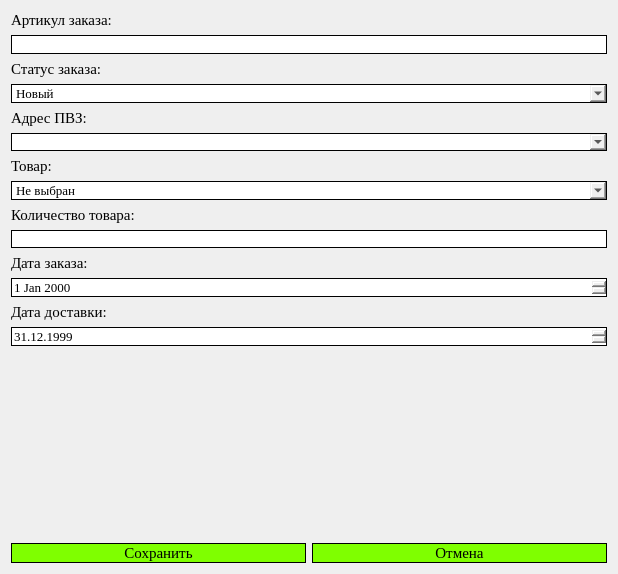
The window that presentation/Edit_order_UI/order_edit_window.ui (Herehs/DemoExam) describes before a commit, drawn with Qt 5.
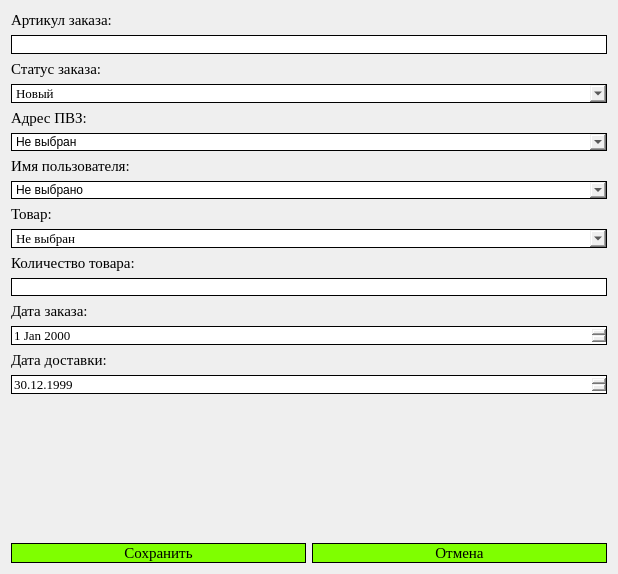
The same window after the commit.

```diff
--- a/presentation/Edit_order_UI/order_edit_window.ui
+++ b/presentation/Edit_order_UI/order_edit_window.ui
@@ -18,47 +18,82 @@
     <layout class="QVBoxLayout" name="verticalLayout">
      <item>
       <layout class="QGridLayout" name="gridLayout">
-       <item row="10" column="0">
-        <widget class="QLabel" name="label_4">
+       <item row="13" column="0">
+        <widget class="QDateEdit" name="date_order">
          <property name="font">
           <font>
            <family>Times New Roman</family>
-           <pointsize>11</pointsize>
+           <pointsize>10</pointsize>
           </font>
          </property>
-         <property name="text">
-          <string>Дата заказа:</string>
+         <property name="styleSheet">
+          <string notr="true">#date_order {
+    border: 1px solid black;
+}
+
+#date_order:focus {
+    border-color: #00FA9A;
+}</string>
          </property>
         </widget>
        </item>
-       <item row="0" column="0">
-        <widget class="QLabel" name="label">
+       <item row="1" column="0">
+        <widget class="QLineEdit" name="articul_input">
          <property name="font">
           <font>
            <family>Times New Roman</family>
+           <pointsize>10</pointsize>
+          </font>
+         </property>
+         <property name="styleSheet">
+          <string notr="true">#articul_input {
+    border: 1px solid black;
+}
+
+#articul_input:focus {
+    border-color: #00FA9A;
+}</string>
+         </property>
+        </widget>
+       </item>
+       <item row="8" column="0">
+        <widget class="QLabel" name="product_name">
+         <property name="font">
+          <font>
+           <family>Times New Roman</family>
            <pointsize>11</pointsize>
-           <bold>false</bold>
           </font>
          </property>
          <property name="text">
-          <string>Артикул заказа:</string>
+          <string>Товар:</string>
          </property>
         </widget>
        </item>
        <item row="9" column="0">
-        <widget class="QLineEdit" name="count_input">
+        <widget class="QComboBox" name="product_input">
+         <property name="font">
+          <font>
+           <family>Times New Roman</family>
+           <pointsize>10</pointsize>
+          </font>
+         </property>
          <property name="styleSheet">
-          <string notr="true">#count_input {
+          <string notr="true">#product_input {
     border: 1px solid black;
 }
 
-#count_input:focus {
+#product_input:hover {
     border-color: #00FA9A;
 }</string>
          </property>
+         <item>
+          <property name="text">
+           <string>Не выбран</string>
+          </property>
+         </item>
         </widget>
        </item>
-       <item row="12" column="0">
+       <item row="14" column="0">
         <widget class="QLabel" name="label_5">
          <property name="font">
           <font>
@@ -71,8 +106,8 @@
          </property>
         </widget>
        </item>
-       <item row="4" column="0">
-        <widget class="QLabel" name="label_3">
+       <item row="10" column="0">
+        <widget class="QLabel" name="count_order">
          <property name="font">
           <font>
            <family>Times New Roman</family>
@@ -80,66 +115,11 @@
           </font>
          </property>
          <property name="text">
-          <string>Адрес ПВЗ:</string>
+          <string>Количество товара:</string>
          </property>
         </widget>
        </item>
-       <item row="3" column="0">
-        <widget class="QComboBox" name="status_input">
-         <property name="font">
-          <font>
-           <family>Times New Roman</family>
-           <pointsize>10</pointsize>
-          </font>
-         </property>
-         <property name="styleSheet">
-          <string notr="true">#status_input {
-    border: 1px solid black;
-}
-
-#status_input:hover {
-    border-color: #00FA9A;
-}</string>
-         </property>
-         <item>
-          <property name="text">
-           <string>Новый</string>
-          </property>
-         </item>
-         <item>
-          <property name="text">
-           <string>Завершен</string>
-          </property>
-         </item>
-        </widget>
-       </item>
-       <item row="2" column="0">
-        <widget class="QLabel" name="label_2">
-         <property name="font">
-          <font>
-           <family>Times New Roman</family>
-           <pointsize>11</pointsize>
-          </font>
-         </property>
-         <property name="text">
-          <string>Статус заказа:</string>
-         </property>
-        </widget>
-       </item>
-       <item row="6" column="0">
-        <widget class="QLabel" name="product_name">
-         <property name="font">
-          <font>
-           <family>Times New Roman</family>
-           <pointsize>11</pointsize>
-          </font>
-         </property>
-         <property name="text">
-          <string>Товар:</string>
-         </property>
-        </widget>
-       </item>
-       <item row="13" column="0">
+       <item row="15" column="0">
         <widget class="QDateEdit" name="delivery_date">
          <property name="font">
           <font>
@@ -163,7 +143,7 @@
            <second>0</second>
            <year>1999</year>
            <month>12</month>
-           <day>31</day>
+           <day>30</day>
           </datetime>
          </property>
          <property name="displayFormat">
@@ -174,16 +154,17 @@
          </property>
         </widget>
        </item>
-       <item row="8" column="0">
-        <widget class="QLabel" name="count_order">
+       <item row="0" column="0">
+        <widget class="QLabel" name="label">
          <property name="font">
           <font>
            <family>Times New Roman</family>
            <pointsize>11</pointsize>
+           <bold>false</bold>
           </font>
          </property>
          <property name="text">
-          <string>Количество товара:</string>
+          <string>Артикул заказа:</string>
          </property>
         </widget>
        </item>
@@ -198,48 +179,75 @@
     border-color: #00FA9A;
 }</string>
          </property>
-        </widget>
-       </item>
-       <item row="1" column="0">
-        <widget class="QLineEdit" name="articul_input">
-         <property name="font">
-          <font>
-           <family>Times New Roman</family>
-           <pointsize>10</pointsize>
-          </font>
-         </property>
-         <property name="styleSheet">
-          <string notr="true">#articul_input {
-    border: 1px solid black;
-}
-
-#articul_input:focus {
-    border-color: #00FA9A;
-}</string>
-         </property>
-        </widget>
-       </item>
-       <item row="11" column="0">
-        <widget class="QDateEdit" name="date_order">
-         <property name="font">
-          <font>
-           <family>Times New Roman</family>
-           <pointsize>10</pointsize>
-          </font>
-         </property>
-         <property name="styleSheet">
-          <string notr="true">#date_order {
-    border: 1px solid black;
-}
-
-#date_order:focus {
-    border-color: #00FA9A;
-}</string>
-         </property>
+         <item>
+          <property name="text">
+           <string>Не выбран</string>
+          </property>
+         </item>
         </widget>
        </item>
        <item row="7" column="0">
-        <widget class="QComboBox" name="product_input">
+        <widget class="QComboBox" name="client_name_input">
+         <property name="mouseTracking">
+          <bool>true</bool>
+         </property>
+         <property name="styleSheet">
+          <string notr="true">#client_name_input {
+    border: 1px solid black;
+}
+
+#client_name_input:hover {
+    border-color: #00FA9A;
+}</string>
+         </property>
+         <item>
+          <property name="text">
+           <string>Не выбрано</string>
+          </property>
+         </item>
+        </widget>
+       </item>
+       <item row="11" column="0">
+        <widget class="QLineEdit" name="count_input">
+         <property name="styleSheet">
+          <string notr="true">#count_input {
+    border: 1px solid black;
+}
+
+#count_input:focus {
+    border-color: #00FA9A;
+}</string>
+         </property>
+        </widget>
+       </item>
+       <item row="4" column="0">
+        <widget class="QLabel" name="label_3">
+         <property name="font">
+          <font>
+           <family>Times New Roman</family>
+           <pointsize>11</pointsize>
+          </font>
+         </property>
+         <property name="text">
+          <string>Адрес ПВЗ:</string>
+         </property>
+        </widget>
+       </item>
+       <item row="12" column="0">
+        <widget class="QLabel" name="label_4">
+         <property name="font">
+          <font>
+           <family>Times New Roman</family>
+           <pointsize>11</pointsize>
+          </font>
+         </property>
+         <property name="text">
+          <string>Дата заказа:</string>
+         </property>
+        </widget>
+       </item>
+       <item row="3" column="0">
+        <widget class="QComboBox" name="status_input">
          <property name="font">
           <font>
            <family>Times New Roman</family>
@@ -247,19 +255,50 @@
           </font>
          </property>
          <property name="styleSheet">
-          <string notr="true">#product_input {
+          <string notr="true">#status_input {
     border: 1px solid black;
 }
 
-#product_input:hover {
+#status_input:hover {
     border-color: #00FA9A;
 }</string>
          </property>
          <item>
           <property name="text">
-           <string>Не выбран</string>
+           <string>Новый</string>
           </property>
          </item>
+         <item>
+          <property name="text">
+           <string>Завершен</string>
+          </property>
+         </item>
+        </widget>
+       </item>
+       <item row="2" column="0">
+        <widget class="QLabel" name="label_2">
+         <property name="font">
+          <font>
+           <family>Times New Roman</family>
+           <pointsize>11</pointsize>
+          </font>
+         </property>
+         <property name="text">
+          <string>Статус заказа:</string>
+         </property>
+        </widget>
+       </item>
+       <item row="6" column="0">
+        <widget class="QLabel" name="Client_name">
+         <property name="font">
+          <font>
+           <family>Times New Roman</family>
+           <pointsize>11</pointsize>
+          </font>
+         </property>
+         <property name="text">
+          <string>Имя пользователя:</string>
+         </property>
         </widget>
        </item>
       </layout>
```
